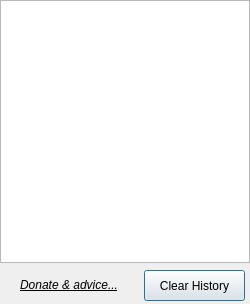
Above: CallNotifierServer/mainwnd.ui from coder4hire/BBNotifier before the change. Below: the same form after it.
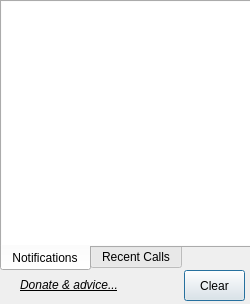
That is the form after the change. Icons and pictures are not drawn. Custom widgets are drawn as their Qt base class.

Commit message: Notifications list is added

```diff
--- a/CallNotifierServer/mainwnd.ui
+++ b/CallNotifierServer/mainwnd.ui
@@ -18,7 +18,7 @@
   </property>
   <property name="minimumSize">
    <size>
-    <width>200</width>
+    <width>220</width>
     <height>300</height>
    </size>
   </property>
@@ -29,43 +29,12 @@
    <iconset resource="CallNotifierServer.qrc">
     <normaloff>:/Images/GreenIco.ico</normaloff>:/Images/GreenIco.ico</iconset>
   </property>
-  <widget class="QListWidget" name="listHistory">
-   <property name="geometry">
-    <rect>
-     <x>0</x>
-     <y>0</y>
-     <width>250</width>
-     <height>263</height>
-    </rect>
-   </property>
-   <property name="alternatingRowColors">
-    <bool>true</bool>
-   </property>
-   <property name="verticalScrollMode">
-    <enum>QAbstractItemView::ScrollPerPixel</enum>
-   </property>
-   <property name="horizontalScrollMode">
-    <enum>QAbstractItemView::ScrollPerPixel</enum>
-   </property>
-   <property name="movement">
-    <enum>QListView::Static</enum>
-   </property>
-   <property name="resizeMode">
-    <enum>QListView::Adjust</enum>
-   </property>
-   <property name="modelColumn">
-    <number>0</number>
-   </property>
-   <property name="uniformItemSizes">
-    <bool>true</bool>
-   </property>
-  </widget>
   <widget class="QPushButton" name="btnClearHistory">
    <property name="geometry">
     <rect>
-     <x>144</x>
+     <x>184</x>
      <y>270</y>
-     <width>101</width>
+     <width>61</width>
      <height>31</height>
     </rect>
    </property>
@@ -76,7 +45,7 @@
     </sizepolicy>
    </property>
    <property name="text">
-    <string>Clear History</string>
+    <string>Clear</string>
    </property>
   </widget>
   <widget class="QLinkLabel" name="linkLabel">
@@ -110,6 +79,145 @@
     <enum>Qt::RichText</enum>
    </property>
   </widget>
+  <widget class="QTabWidget" name="tabLists">
+   <property name="geometry">
+    <rect>
+     <x>0</x>
+     <y>0</y>
+     <width>261</width>
+     <height>271</height>
+    </rect>
+   </property>
+   <property name="sizePolicy">
+    <sizepolicy hsizetype="Fixed" vsizetype="Fixed">
+     <horstretch>0</horstretch>
+     <verstretch>0</verstretch>
+    </sizepolicy>
+   </property>
+   <property name="tabPosition">
+    <enum>QTabWidget::South</enum>
+   </property>
+   <property name="tabShape">
+    <enum>QTabWidget::Rounded</enum>
+   </property>
+   <property name="currentIndex">
+    <number>0</number>
+   </property>
+   <property name="elideMode">
+    <enum>Qt::ElideNone</enum>
+   </property>
+   <property name="documentMode">
+    <bool>false</bool>
+   </property>
+   <widget class="QWidget" name="tabNotifications">
+    <property name="sizePolicy">
+     <sizepolicy hsizetype="Fixed" vsizetype="Fixed">
+      <horstretch>0</horstretch>
+      <verstretch>0</verstretch>
+     </sizepolicy>
+    </property>
+    <attribute name="title">
+     <string>Notifications</string>
+    </attribute>
+    <widget class="QListWidget" name="listNotifications">
+     <property name="geometry">
+      <rect>
+       <x>0</x>
+       <y>0</y>
+       <width>250</width>
+       <height>247</height>
+      </rect>
+     </property>
+     <property name="frameShape">
+      <enum>QFrame::NoFrame</enum>
+     </property>
+     <property name="editTriggers">
+      <set>QAbstractItemView::NoEditTriggers</set>
+     </property>
+     <property name="alternatingRowColors">
+      <bool>true</bool>
+     </property>
+     <property name="selectionMode">
+      <enum>QAbstractItemView::NoSelection</enum>
+     </property>
+     <property name="verticalScrollMode">
+      <enum>QAbstractItemView::ScrollPerPixel</enum>
+     </property>
+     <property name="horizontalScrollMode">
+      <enum>QAbstractItemView::ScrollPerPixel</enum>
+     </property>
+     <property name="movement">
+      <enum>QListView::Static</enum>
+     </property>
+     <property name="resizeMode">
+      <enum>QListView::Adjust</enum>
+     </property>
+     <property name="modelColumn">
+      <number>0</number>
+     </property>
+     <property name="uniformItemSizes">
+      <bool>false</bool>
+     </property>
+     <property name="selectionRectVisible">
+      <bool>false</bool>
+     </property>
+    </widget>
+   </widget>
+   <widget class="QWidget" name="tabCalls">
+    <property name="sizePolicy">
+     <sizepolicy hsizetype="Fixed" vsizetype="Fixed">
+      <horstretch>0</horstretch>
+      <verstretch>0</verstretch>
+     </sizepolicy>
+    </property>
+    <attribute name="title">
+     <string>Recent Calls</string>
+    </attribute>
+    <widget class="QListWidget" name="listHistory">
+     <property name="geometry">
+      <rect>
+       <x>0</x>
+       <y>0</y>
+       <width>250</width>
+       <height>247</height>
+      </rect>
+     </property>
+     <property name="frameShape">
+      <enum>QFrame::NoFrame</enum>
+     </property>
+     <property name="frameShadow">
+      <enum>QFrame::Plain</enum>
+     </property>
+     <property name="editTriggers">
+      <set>QAbstractItemView::NoEditTriggers</set>
+     </property>
+     <property name="alternatingRowColors">
+      <bool>true</bool>
+     </property>
+     <property name="selectionMode">
+      <enum>QAbstractItemView::NoSelection</enum>
+     </property>
+     <property name="verticalScrollMode">
+      <enum>QAbstractItemView::ScrollPerPixel</enum>
+     </property>
+     <property name="horizontalScrollMode">
+      <enum>QAbstractItemView::ScrollPerPixel</enum>
+     </property>
+     <property name="movement">
+      <enum>QListView::Static</enum>
+     </property>
+     <property name="resizeMode">
+      <enum>QListView::Adjust</enum>
+     </property>
+     <property name="modelColumn">
+      <number>0</number>
+     </property>
+     <property name="uniformItemSizes">
+      <bool>true</bool>
+     </property>
+    </widget>
+   </widget>
+  </widget>
  </widget>
  <layoutdefault spacing="6" margin="11"/>
  <customwidgets>
```
The commit also changes 6 other files.
